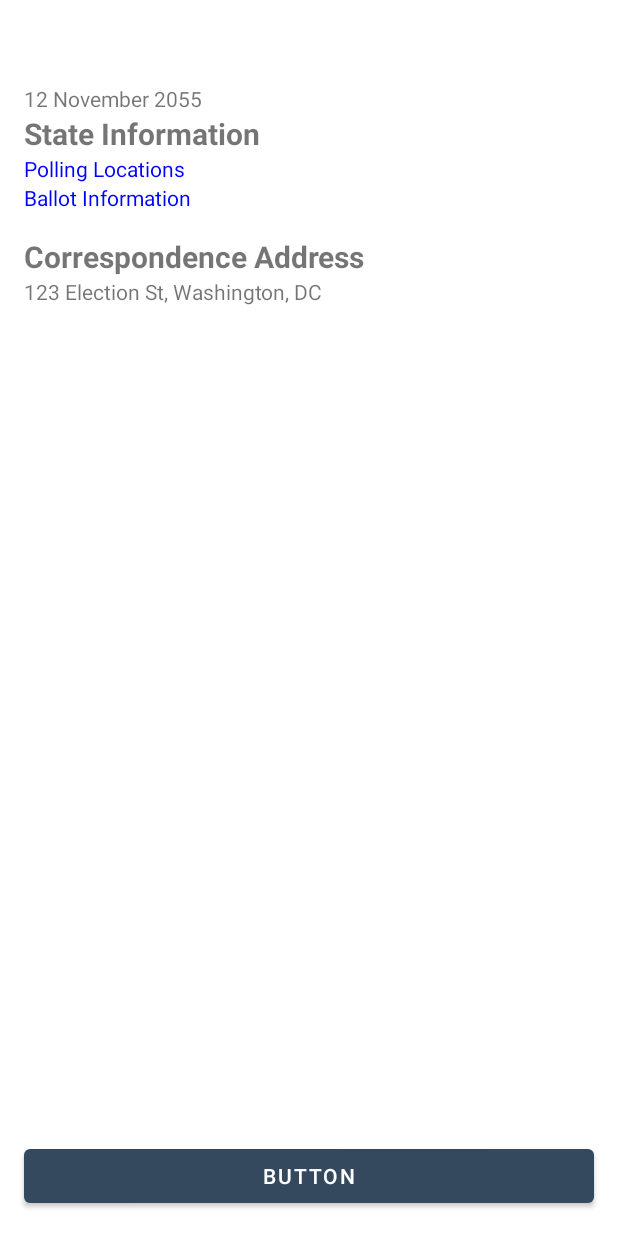
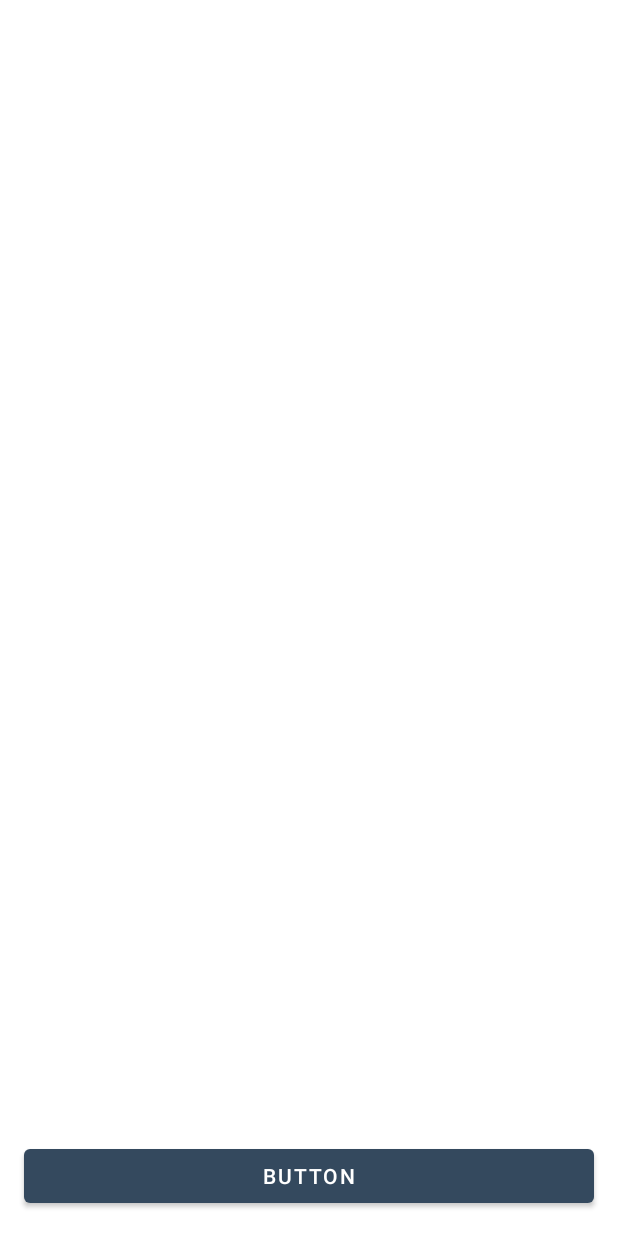
Before and after one commit to skylar80004/Udacity-Android-Project5-Political, an Android app: the layout fragment_voter_info.xml on its own in the app's theme, with its tools: preview values and no code run, on a phone screen of 412 x 824 dp. Run offline under Robolectric (Android 15) with nearby library versions, the phone set to English and light mode, and no system bars.

Commit message:
Fixed visibility bugs, added election date to the UI

```diff
--- a/app/src/main/java/com/example/android/politicalpreparedness/election/VoterInfoViewModel.kt
+++ b/app/src/main/java/com/example/android/politicalpreparedness/election/VoterInfoViewModel.kt
@@ -20,6 +20,10 @@ class VoterInfoViewModel(
 ) : BaseViewModel() {
     private val _election = MutableLiveData<Election>()
     val election: LiveData<Election> = _election
+
+    val electionDay: LiveData<String> = election.map {
+        it.electionDay.toString()
+    }
 
 //    private val _voterInfo = MutableLiveData<VoterInfoResponse>()
 //    val voterInfo: LiveData<VoterInfoResponse> = _voterInfo
--- a/app/src/main/res/layout/fragment_voter_info.xml
+++ b/app/src/main/res/layout/fragment_voter_info.xml
@@ -12,6 +12,7 @@
     <androidx.constraintlayout.widget.ConstraintLayout
         android:layout_width="match_parent"
         android:layout_height="match_parent"
+        android:animateLayoutChanges="true"
         tools:context="com.example.android.politicalpreparedness.MainActivity">
 
         <com.google.android.material.progressindicator.CircularProgressIndicator
@@ -41,6 +42,7 @@
             android:layout_marginStart="@dimen/medium_padding"
             android:layout_marginEnd="@dimen/medium_padding"
             android:text="@{viewModel.election.name}"
+            android:visibility="gone"
             app:layout_constraintEnd_toEndOf="parent"
             app:layout_constraintStart_toStartOf="parent"
             app:layout_constraintTop_toBottomOf="@id/election_name"
@@ -55,6 +57,7 @@
             android:text="@string/state_information"
             app:layout_constraintEnd_toEndOf="parent"
             app:layout_constraintHorizontal_bias="0.0"
+            android:visibility="gone"
             app:layout_constraintStart_toStartOf="parent"
             app:layout_constraintTop_toBottomOf="@id/election_date"
             tools:text="State Information" />
@@ -66,6 +69,7 @@
             android:layout_height="wrap_content"
             android:layout_marginStart="@dimen/medium_padding"
             android:text="@string/polling_locations"
+            android:visibility="gone"
             app:layout_constraintEnd_toEndOf="parent"
             app:layout_constraintHorizontal_bias="0.0"
             app:layout_constraintStart_toStartOf="parent"
@@ -82,6 +86,7 @@
             app:layout_constraintEnd_toEndOf="parent"
             app:layout_constraintHorizontal_bias="0.0"
             app:layout_constraintStart_toStartOf="parent"
+            android:visibility="gone"
             app:layout_constraintTop_toBottomOf="@id/state_locations"
             tools:text="Ballot Information" />
 
@@ -89,6 +94,7 @@
             android:id="@+id/address_group"
             android:layout_width="wrap_content"
             android:layout_height="wrap_content"
+            android:visibility="gone"
             app:constraint_referenced_ids="state_correspondence_header,address" />
 
         <TextView
@@ -100,6 +106,7 @@
             android:layout_marginTop="@dimen/medium_padding"
             android:layout_marginEnd="@dimen/medium_padding"
             android:text="@string/correspondence_address"
+            android:visibility="gone"
             app:layout_constraintEnd_toEndOf="parent"
             app:layout_constraintHorizontal_bias="0.0"
             app:layout_constraintStart_toStartOf="parent"
@@ -112,8 +119,8 @@
             android:layout_height="wrap_content"
             android:layout_marginStart="@dimen/medium_padding"
             android:layout_marginEnd="@dimen/medium_padding"
-            android:text="@{viewModel.correspondenceAddress}"
             app:layout_constraintEnd_toEndOf="parent"
+            android:visibility="gone"
             app:layout_constraintHorizontal_bias="0.0"
             app:layout_constraintStart_toStartOf="parent"
             app:layout_constraintTop_toBottomOf="@id/state_correspondence_header"
```
Also changed, not shown: app/src/main/java/com/example/android/politicalpreparedness/election/VoterInfoFragment.kt (+29 -9 lines).
